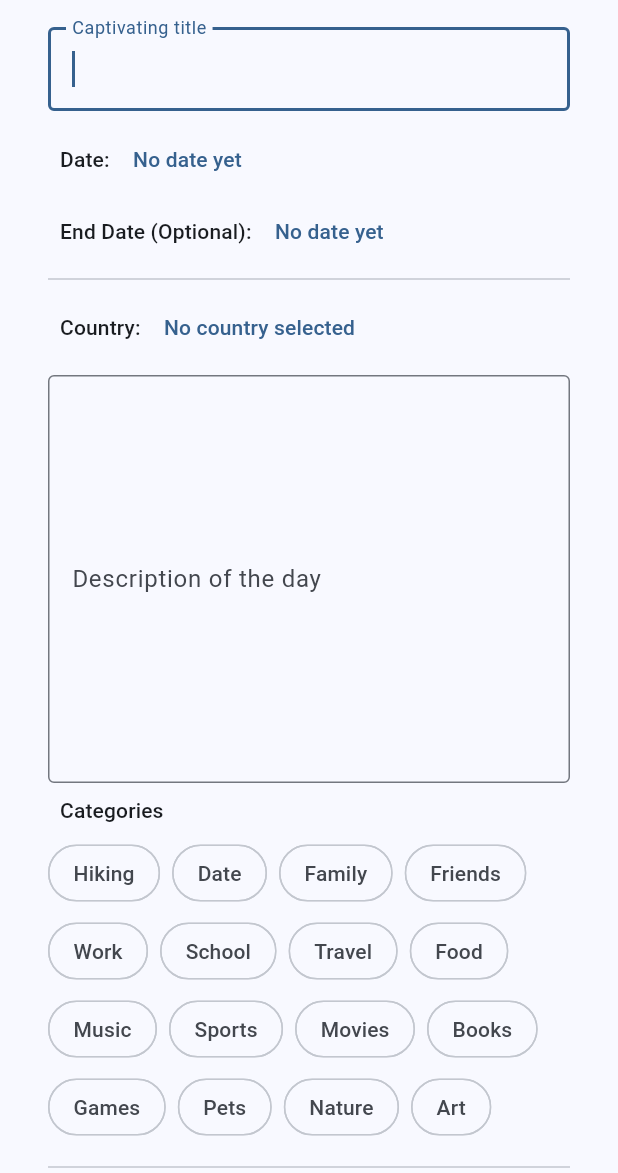
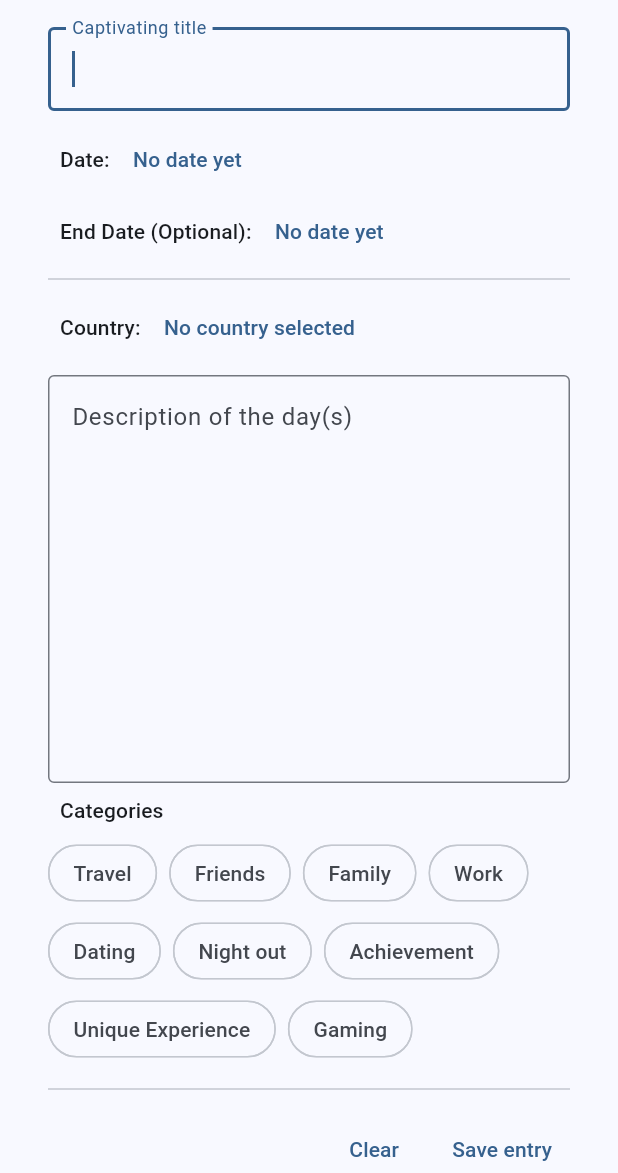
Before and after one commit to anleac/coconut_chronicles, a Flutter app: the screen it shows after launch, on a phone screen of 412 x 824 dp, the part 63-1236 px from its top. Run offline on Flutter 3.47's test engine with Material 2 defaults, Android fonts, the phone set to English and light mode, and no system bars; our stand-ins replace country_picker, flutter_secure_storage, package_info_plus, permission_handler, shared_preferences; missing offline and left inert: encrypt.

Commit message:
Add rich dates

```diff
--- a/lib/constants/default_constants.dart
+++ b/lib/constants/default_constants.dart
@@ -1,20 +1,13 @@
 class DefaultConstants {
   static const defaultChipSuggestions = [
-    "Hiking",
-    "Date",
+    "Travel",
+    "Friends",
     "Family",
-    "Friends",
     "Work",
-    "School",
-    "Travel",
-    "Food",
-    "Music",
-    "Sports",
-    "Movies",
-    "Books",
-    "Games",
-    "Pets",
-    "Nature",
-    "Art"
+    "Dating",
+    "Night out",
+    "Achievement",
+    "Unique Experience",
+    "Gaming",
   ];
 }
--- a/lib/core/helpers/format_helper.dart
+++ b/lib/core/helpers/format_helper.dart
@@ -1,5 +1,36 @@
 class FormatHelper {
+  static const List<String> _months = [
+    "January",
+    "February",
+    "March",
+    "April",
+    "May",
+    "June",
+    "July",
+    "August",
+    "September",
+    "October",
+    "November",
+    "December"
+  ];
+
   static String formatDate(DateTime date) {
-    return "${date.year}-${date.month.toString().padLeft(2, '0')}-${date.day.toString().padLeft(2, '0')}";
+    return "${date.day}${_getDaySuffix(date.day)} ${_months[date.month - 1]}, ${date.year}";
+  }
+
+  static String _getDaySuffix(int day) {
+    if (day >= 11 && day <= 13) {
+      return "th";
+    }
+    switch (day % 10) {
+      case 1:
+        return "st";
+      case 2:
+        return "nd";
+      case 3:
+        return "rd";
+      default:
+        return "th";
+    }
   }
 }
--- a/lib/widgets/chronicle_entry_list.dart
+++ b/lib/widgets/chronicle_entry_list.dart
@@ -1,6 +1,5 @@
 import 'package:coconut_chronicles/core/helpers/entry_helper.dart';
 import 'package:coconut_chronicles/core/models/entry_model.dart';
-import 'package:coconut_chronicles/core/models/selected_entry_model.dart';
 import 'package:coconut_chronicles/core/storage/entry_storage.dart';
 import 'package:coconut_chronicles/widgets/entry_list_tile.dart';
 import 'package:flutter/material.dart';
@@ -16,7 +15,7 @@ class _ChronicleEntryListState extends State<ChronicleEntryList> {
   @override
   Widget build(BuildContext context) {
     return Column(children: [
-      const Text("Past entries"),
+      const Text("Past entries", style: TextStyle(fontSize: 20)),
       SizedBox(
           height: 400,
           child: FutureBuilder(
--- a/lib/widgets/entry_form/inputs/description_text_field.dart
+++ b/lib/widgets/entry_form/inputs/description_text_field.dart
@@ -12,9 +12,10 @@ class DescriptionTextField extends StatelessWidget {
         builder: (context, child, model) => TextFormField(
               decoration: const InputDecoration(
                 border: OutlineInputBorder(),
-                labelText: 'Description of the day',
+                alignLabelWithHint: true,
+                labelText: 'Description of the day(s)',
               ),
-              maxLines: null,
+              maxLines: 25,
               minLines: 10,
               controller: SelectedEntryModel.of(context).descriptionController,
               onChanged: (value) => model.selectedEntry.updateProperties(description: value),
--- a/pubspec.yaml
+++ b/pubspec.yaml
@@ -25,7 +25,7 @@ dev_dependencies:
   flutter_test:
     sdk: flutter
   flutter_lints: ^2.0.0
-  flutter_launcher_icons: ^0.13.0
+  flutter_launcher_icons: ^0.13.1
 
 flutter:
   uses-material-design: true
```
